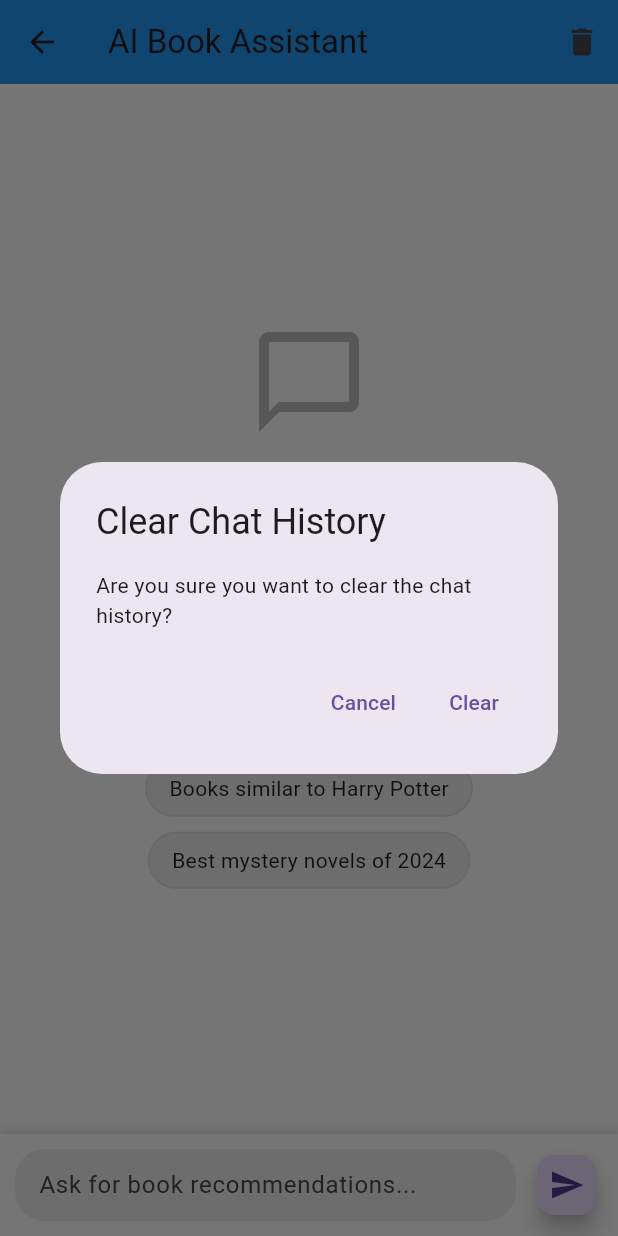
After one commit to skullhsn/AI-Powered-Book-Recommendation, a Flutter app: the ChatScreen screen opened by its route, after a tap on the "delete" icon, on a phone screen of 412 x 824 dp. The commit adds this screen. Run offline on Flutter 3.47's test engine with Material 3 defaults, Android fonts, the phone set to English and light mode, and no system bars; our stand-ins replace cloud_firestore, firebase_auth, firebase_core; accounts and stored records are empty.

Commit message:
Added AI assisstant

```diff
--- a/lib/book_detail_screen.dart
+++ b/lib/book_detail_screen.dart
@@ -3,6 +3,8 @@ import 'package:cloud_firestore/cloud_firestore.dart';
 import 'package:firebase_auth/firebase_auth.dart';
 
 class BookDetailScreen extends StatelessWidget {
+  const BookDetailScreen({super.key});
+
   @override
   Widget build(BuildContext context) {
     final book = ModalRoute.of(context)!.settings.arguments as Map;
--- /dev/null
+++ b/lib/chat_screen.dart
@@ -0,0 +1,457 @@
+import 'package:flutter/material.dart';
+import 'package:http/http.dart' as http;
+import 'dart:convert';
+import 'package:firebase_auth/firebase_auth.dart';
+import 'package:cloud_firestore/cloud_firestore.dart';
+
+class ChatScreen extends StatefulWidget {
+  @override
+  _ChatScreenState createState() => _ChatScreenState();
+}
+
+class _ChatScreenState extends State<ChatScreen> {
+  final TextEditingController _messageController = TextEditingController();
+  final ScrollController _scrollController = ScrollController();
+  bool _isLoading = false;
+  List<Map<String, dynamic>> _messages = [];
+
+  // DeepSeek API configuration
+  // Replace with your actual API key
+  final String _apiKey =
+      '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';
+  final String _apiUrl = 'https://api.deepseek.com/v1';
+
+  // Fallback to use if DeepSeek fails (this is a mock function)
+  Future<String> _getLocalResponse(String userMessage) async {
+    // Simple keyword-based response system as fallback
+    final userMessageLower = userMessage.toLowerCase();
+
+    if (userMessageLower.contains('recommend') ||
+        userMessageLower.contains('suggestion') ||
+        userMessageLower.contains('book')) {
+      return "I'd recommend checking out 'Project Hail Mary' by Andy Weir if you enjoy sci-fi, or 'The Lincoln Highway' by Amor Towles for literary fiction. Would you like more specific recommendations based on your interests?";
+    } else if (userMessageLower.contains('hello') ||
+        userMessageLower.contains('hi') ||
+        userMessageLower.contains('hey')) {
+      return "Hello! I'm your book recommendation assistant. I can help you find books based on your interests, genres you enjoy, or specific themes you're looking for. What kind of books do you enjoy reading?";
+    } else if (userMessageLower.contains('thank')) {
+      return "You're welcome! Feel free to ask if you need more book recommendations or have any questions about books.";
+    } else {
+      return "I'm here to help you find great books to read. Could you tell me what genres or themes you're interested in, or what kind of book you're looking for?";
+    }
+  }
+
+  @override
+  void initState() {
+    super.initState();
+    _loadChatHistory();
+  }
+
+  Future<void> _loadChatHistory() async {
+    final user = FirebaseAuth.instance.currentUser;
+    if (user != null) {
+      try {
+        final chatHistory =
+            await FirebaseFirestore.instance
+                .collection('users')
+                .doc(user.uid)
+                .collection('chat_history')
+                .orderBy('timestamp')
+                .get();
+
+        setState(() {
+          _messages =
+              chatHistory.docs
+                  .map(
+                    (doc) => {
+                      'content': doc['content'],
+                      'isUser': doc['isUser'],
+                      'timestamp': doc['timestamp'],
+                    },
+                  )
+                  .toList();
+        });
+      } catch (e) {
+        print('Error loading chat history: $e');
+        // Show a snackbar with the error
+        ScaffoldMessenger.of(
+          context,
+        ).showSnackBar(SnackBar(content: Text('Failed to load chat history')));
+      }
+    }
+  }
+
+  Future<void> _saveChatMessage(String message, bool isUser) async {
+    final user = FirebaseAuth.instance.currentUser;
+    if (user != null) {
+      try {
+        await FirebaseFirestore.instance
+            .collection('users')
+            .doc(user.uid)
+            .collection('chat_history')
+            .add({
+              'content': message,
+              'isUser': isUser,
+              'timestamp': FieldValue.serverTimestamp(),
+            });
+      } catch (e) {
+        print('Error saving chat message: $e');
+        // We don't show an error to the user here as it would disrupt the chat flow
+      }
+    }
+  }
+
+  Future<void> _sendMessage() async {
+    if (_messageController.text.trim().isEmpty) return;
+
+    final userMessage = _messageController.text;
+    _messageController.clear();
+
+    setState(() {
+      _messages.add({
+        'content': userMessage,
+        'isUser': true,
+        'timestamp': DateTime.now().millisecondsSinceEpoch,
+      });
+      _isLoading = true;
+    });
+
+    await _saveChatMessage(userMessage, true);
+    _scrollToBottom();
+
+    try {
+      // Try to get response from DeepSeek API
+      final response = await http
+          .post(
+            Uri.parse(_apiUrl),
+            headers: {
+              'Content-Type': 'application/json',
+              'Authorization': 'Bearer $_apiKey',
+            },
+            body: jsonEncode({
+              'model': 'deepseek-chat',
+              'messages': [
+                {
+                  'role': 'system',
+                  'content':
+                      'You are a helpful book recommendation assistant that helps users find books based on their interests and preferences. Provide specific book titles, authors, and brief descriptions of why the user might enjoy them.',
+                },
+                {'role': 'user', 'content': userMessage},
+              ],
+              'max_tokens': 500,
+            }),
+          )
+          .timeout(
+            Duration(seconds: 10),
+            onTimeout: () {
+              // If the request times out, throw an exception
+              throw TimeoutException('The request timed out');
+            },
+          );
+
+      String aiResponse;
+
+      if (response.statusCode == 200) {
+        try {
+          final data = jsonDecode(response.body);
+          aiResponse = data['choices'][0]['message']['content'];
+        } catch (e) {
+          print('Error parsing API response: $e');
+          print('Response body: ${response.body}');
+          // Fall back to local response
+          aiResponse = await _getLocalResponse(userMessage);
+        }
+      } else {
+        print('API error: ${response.statusCode} - ${response.body}');
+        // Fall back to local response
+        aiResponse = await _getLocalResponse(userMessage);
+      }
+
+      setState(() {
+        _messages.add({
+          'content': aiResponse,
+          'isUser': false,
+          'timestamp': DateTime.now().millisecondsSinceEpoch,
+        });
+        _isLoading = false;
+      });
+
+      await _saveChatMessage(aiResponse, false);
+      _scrollToBottom();
+    } catch (e) {
+      print('Exception during API call: $e');
+
+      // Get a fallback response
+      final fallbackResponse = await _getLocalResponse(userMessage);
+
+      setState(() {
+        _messages.add({
+          'content': fallbackResponse,
+          'isUser': false,
+          'timestamp': DateTime.now().millisecondsSinceEpoch,
+        });
+        _isLoading = false;
+      });
+
+      await _saveChatMessage(fallbackResponse, false);
+      _scrollToBottom();
+    }
+  }
+
+  void _scrollToBottom() {
+    WidgetsBinding.instance.addPostFrameCallback((_) {
+      if (_scrollController.hasClients) {
+        _scrollController.animateTo(
+          _scrollController.position.maxScrollExtent,
+          duration: Duration(milliseconds: 300),
+          curve: Curves.easeOut,
+        );
+      }
+    });
+  }
+
+  @override
+  Widget build(BuildContext context) {
+    return Scaffold(
+      appBar: AppBar(
+        title: Text('AI Book Assistant'),
+        actions: [
+          IconButton(
+            icon: Icon(Icons.delete),
+            onPressed: () {
+              showDialog(
+                context: context,
+                builder:
+                    (context) => AlertDialog(
+                      title: Text('Clear Chat History'),
+                      content: Text(
+                        'Are you sure you want to clear the chat history?',
+                      ),
+                      actions: [
+                        TextButton(
+                          child: Text('Cancel'),
+                          onPressed: () => Navigator.pop(context),
+                        ),
+                        TextButton(
+                          child: Text('Clear'),
+                          onPressed: () async {
+                            final user = FirebaseAuth.instance.currentUser;
+                            if (user != null) {
+                              try {
+                                final batch =
+                                    FirebaseFirestore.instance.batch();
+                                final chats =
+                                    await FirebaseFirestore.instance
+                                        .collection('users')
+                                        .doc(user.uid)
+                                        .collection('chat_history')
+                                        .get();
+
+                                for (final doc in chats.docs) {
+                                  batch.delete(doc.reference);
+                                }
+
+                                await batch.commit();
+                                setState(() {
+                                  _messages = [];
+                                });
+                                Navigator.pop(context);
+                              } catch (e) {
+                                print('Error clearing chat history: $e');
+                                ScaffoldMessenger.of(context).showSnackBar(
+                                  SnackBar(
+                                    content: Text(
+                                      'Failed to clear chat history',
+                                    ),
+                                  ),
+                                );
+                                Navigator.pop(context);
+                              }
+                            }
+                          },
+                        ),
+                      ],
+                    ),
+              );
+            },
+          ),
+        ],
+      ),
+      body: Column(
+        children: [
+          Expanded(
+            child:
+                _messages.isEmpty
+                    ? _buildWelcomeMessage()
+                    : ListView.builder(
+                      controller: _scrollController,
+                      padding: EdgeInsets.all(10),
+                      itemCount: _messages.length,
+                      itemBuilder: (context, index) {
+                        final message = _messages[index];
+                        return Align(
+                          alignment:
+                              message['isUser']
+                                  ? Alignment.centerRight
+                                  : Alignment.centerLeft,
+                          child: Container(
+                            margin: EdgeInsets.symmetric(vertical: 5),
+                            padding: EdgeInsets.all(12),
+                            decoration: BoxDecoration(
+                              color:
+                                  message['isUser']
+                                      ? Theme.of(context).primaryColor
+                                      : Colors.grey[300],
+                              borderRadius: BorderRadius.circular(15),
+                            ),
+                            constraints: BoxConstraints(
+                              maxWidth:
+                                  MediaQuery.of(context).size.width * 0.75,
+                            ),
+                            child: Text(
+                              message['content'],
+                              style: TextStyle(
+                                color:
+                                    message['isUser']
+                                        ? Colors.white
+                                        : Colors.black87,
+                              ),
+                            ),
+                          ),
+                        );
+                      },
+                    ),
+          ),
+          if (_isLoading)
+            Padding(
+              padding: EdgeInsets.all(8.0),
+              child: Row(
+                mainAxisAlignment: MainAxisAlignment.start,
+                children: [
+                  SizedBox(
+                    width: 20,
+                    height: 20,
+                    child: CircularProgressIndicator(strokeWidth: 2),
+                  ),
+                  SizedBox(width: 8),
+                  Text('Getting book recommendations...'),
+                ],
+              ),
+            ),
+          Container(
+            padding: EdgeInsets.all(10),
+            decoration: BoxDecoration(
+              color: Theme.of(context).scaffoldBackgroundColor,
+              boxShadow: [
+                BoxShadow(
+                  color: Colors.grey.withOpacity(0.3),
+                  spreadRadius: 1,
+                  blurRadius: 5,
+                  offset: Offset(0, -2),
+                ),
+              ],
+            ),
+            child: Row(
+              children: [
+                Expanded(
+                  child: TextField(
+                    controller: _messageController,
+                    decoration: InputDecoration(
+                      hintText: 'Ask for book recommendations...',
+                      border: OutlineInputBorder(
+                        borderRadius: BorderRadius.circular(20),
+                        borderSide: BorderSide.none,
+                      ),
+                      filled: true,
+                      fillColor: Colors.grey[200],
+                      contentPadding: EdgeInsets.all(12),
+                    ),
+                    minLines: 1,
+                    maxLines: 5,
+                    onSubmitted: (_) => _sendMessage(),
+                  ),
+                ),
+                SizedBox(width: 10),
+                FloatingActionButton(
+                  mini: true,
+                  onPressed: _sendMessage,
+                  child: Icon(Icons.send),
+                ),
+              ],
+            ),
+          ),
+        ],
+      ),
+    );
+  }
+
+  Widget _buildWelcomeMessage() {
+    return Center(
+      child: Column(
+        mainAxisAlignment: MainAxisAlignment.center,
+        children: [
+          Icon(Icons.chat_bubble_outline, size: 80, color: Colors.grey[400]),
+          SizedBox(height: 20),
+          Text(
+            'Welcome to AI Book Assistant',
+            style: TextStyle(fontSize: 20, fontWeight: FontWeight.bold),
+          ),
+          SizedBox(height: 10),
+          Padding(
+            padding: EdgeInsets.symmetric(horizontal: 40),
+            child: Text(
+              'Ask for book recommendations based on your interests, favorite authors, or genres you enjoy.',
+              textAlign: TextAlign.center,
+              style: TextStyle(color: Colors.grey[600]),
+            ),
+          ),
+          SizedBox(height: 30),
+          Padding(
+            padding: EdgeInsets.symmetric(horizontal: 40),
+            child: Text(
+              'Example questions:',
+              style: TextStyle(fontWeight: FontWeight.bold),
+            ),
+          ),
+          SizedBox(height: 10),
+          _buildExampleQuestionChip('Recommend sci-fi books like Dune'),
+          _buildExampleQuestionChip('Books similar to Harry Potter'),
+          _buildExampleQuestionChip('Best mystery novels of 2024'),
+        ],
+      ),
+    );
+  }
+
+  Widget _buildExampleQuestionChip(String question) {
+    return GestureDetector(
+      onTap: () {
+        _messageController.text = question;
+        _sendMessage();
+      },
+      child: Container(
+        margin: EdgeInsets.symmetric(vertical: 5),
+        padding: EdgeInsets.symmetric(horizontal: 15, vertical: 8),
+        decoration: BoxDecoration(
+          color: Colors.grey[200],
+          borderRadius: BorderRadius.circular(20),
+          border: Border.all(color: Colors.grey[300]!),
+        ),
+        child: Text(question),
+      ),
+    );
+  }
+
+  @override
+  void dispose() {
+    _messageController.dispose();
+    _scrollController.dispose();
+    super.dispose();
+  }
+}
+
+class TimeoutException implements Exception {
+  final String message;
+  TimeoutException(this.message);
+  @override
+  String toString() => message;
+}
--- a/lib/discussion_board_screen.dart
+++ b/lib/discussion_board_screen.dart
@@ -3,6 +3,8 @@ import 'package:cloud_firestore/cloud_firestore.dart';
 import 'package:firebase_auth/firebase_auth.dart';
 
 class DiscussionBoardScreen extends StatefulWidget {
+  const DiscussionBoardScreen({super.key});
+
   @override
   _DiscussionBoardScreenState createState() => _DiscussionBoardScreenState();
 }
@@ -26,8 +28,9 @@ class _DiscussionBoardScreenState extends State<DiscussionBoardScreen> {
                       .orderBy('timestamp', descending: true)
                       .snapshots(),
               builder: (context, AsyncSnapshot<QuerySnapshot> snapshot) {
-                if (!snapshot.hasData)
+                if (!snapshot.hasData) {
                   return Center(child: CircularProgressIndicator());
+                }
                 return ListView(
                   children:
                       snapshot.data!.docs.map((doc) {
--- a/lib/home_screen.dart
+++ b/lib/home_screen.dart
@@ -25,6 +25,15 @@ class HomeScreen extends StatelessWidget {
             onPressed: () => Navigator.pushNamed(context, '/reading_list'),
           ),
           IconButton(
+            icon: Icon(Icons.chat), // Add chat icon
+            onPressed:
+                () => Navigator.pushNamed(
+                  context,
+                  '/chat',
+                ), // Navigate to chat screen
+            tooltip: 'AI Chat Assistant',
+          ),
+          IconButton(
             icon: Icon(Icons.person),
             onPressed: () => Navigator.pushNamed(context, '/user_profile'),
           ),
@@ -47,7 +56,34 @@ class HomeScreen extends StatelessWidget {
                 .collection('recommended_books')
                 .snapshots(),
         builder: (context, AsyncSnapshot<QuerySnapshot> snapshot) {
-          if (!snapshot.hasData) return CircularProgressIndicator();
+          if (!snapshot.hasData)
+            return Center(child: CircularProgressIndicator());
+
+          if (snapshot.data!.docs.isEmpty) {
+            return Center(
+              child: Column(
+                mainAxisAlignment: MainAxisAlignment.center,
+                children: [
+                  Text(
+                    'No book recommendations yet!',
+                    style: TextStyle(fontSize: 18),
+                  ),
+                  SizedBox(height: 20),
+                  ElevatedButton.icon(
+                    icon: Icon(Icons.chat),
+                    label: Text('Chat with AI Assistant'),
+                    onPressed: () => Navigator.pushNamed(context, '/chat'),
+                  ),
+                  SizedBox(height: 10),
+                  Text(
+                    'Get personalized book recommendations',
+                    style: TextStyle(color: Colors.grey),
+                  ),
+                ],
+              ),
+            );
+          }
+
           return ListView(
             children:
                 snapshot.data!.docs.map((doc) {
@@ -66,6 +102,11 @@ class HomeScreen extends StatelessWidget {
           );
         },
       ),
+      floatingActionButton: FloatingActionButton(
+        onPressed: () => Navigator.pushNamed(context, '/chat'),
+        child: Icon(Icons.chat),
+        tooltip: 'Chat with AI Assistant',
+      ),
     );
   }
 }
--- a/lib/main.dart
+++ b/lib/main.dart
@@ -16,6 +16,7 @@ import 'submit_review_screen.dart';
 import 'discussion_board_screen.dart';
 import 'user_profile_screen.dart';
 import 'settings_screen.dart';
+import 'chat_screen.dart'; // Import the new chat screen
 
 void main() async {
   WidgetsFlutterBinding.ensureInitialized();
@@ -45,6 +46,7 @@ class BookRecommendationApp extends StatelessWidget {
               '/discussion_board': (context) => DiscussionBoardScreen(),
               '/user_profile': (context) => UserProfileScreen(),
               '/settings': (context) => SettingsScreen(),
+              '/chat': (context) => ChatScreen(), // Add the new route
             },
           );
         },
--- a/lib/reading_list_screen.dart
+++ b/lib/reading_list_screen.dart
@@ -3,6 +3,8 @@ import 'package:cloud_firestore/cloud_firestore.dart';
 import 'package:firebase_auth/firebase_auth.dart';
 
 class ReadingListScreen extends StatelessWidget {
+  const ReadingListScreen({super.key});
+
   @override
   Widget build(BuildContext context) {
     final user = FirebaseAuth.instance.currentUser;
@@ -17,8 +19,9 @@ class ReadingListScreen extends StatelessWidget {
                 .collection('reading_list')
                 .snapshots(),
         builder: (context, AsyncSnapshot<QuerySnapshot> snapshot) {
-          if (!snapshot.hasData)
+          if (!snapshot.hasData) {
             return Center(child: CircularProgressIndicator());
+          }
 
           var books = snapshot.data!.docs;
           var wantToRead =
--- a/lib/search_screen.dart
+++ b/lib/search_screen.dart
@@ -3,6 +3,8 @@ import 'package:http/http.dart' as http;
 import 'dart:convert';
 
 class SearchScreen extends StatefulWidget {
+  const SearchScreen({super.key});
+
   @override
   _SearchScreenState createState() => _SearchScreenState();
 }
--- a/lib/settings_screen.dart
+++ b/lib/settings_screen.dart
@@ -5,6 +5,8 @@ import 'package:provider/provider.dart';
 import 'theme_provider.dart';
 
 class SettingsScreen extends StatefulWidget {
+  const SettingsScreen({super.key});
+
   @override
   _SettingsScreenState createState() => _SettingsScreenState();
 }
--- a/lib/signin_screen.dart
+++ b/lib/signin_screen.dart
@@ -2,6 +2,8 @@ import 'package:flutter/material.dart';
 import 'package:firebase_auth/firebase_auth.dart';
 
 class SignInScreen extends StatefulWidget {
+  const SignInScreen({super.key});
+
   @override
   _SignInScreenState createState() => _SignInScreenState();
 }
--- a/lib/signup_screen.dart
+++ b/lib/signup_screen.dart
@@ -3,6 +3,8 @@ import 'package:firebase_auth/firebase_auth.dart';
 import 'package:cloud_firestore/cloud_firestore.dart';
 
 class SignUpScreen extends StatefulWidget {
+  const SignUpScreen({super.key});
+
   @override
   _SignUpScreenState createState() => _SignUpScreenState();
 }
--- a/lib/submit_review_screen.dart
+++ b/lib/submit_review_screen.dart
@@ -3,6 +3,8 @@ import 'package:cloud_firestore/cloud_firestore.dart';
 import 'package:firebase_auth/firebase_auth.dart';
 
 class SubmitReviewScreen extends StatefulWidget {
+  const SubmitReviewScreen({super.key});
+
   @override
   _SubmitReviewScreenState createState() => _SubmitReviewScreenState();
 }
--- a/lib/user_profile_screen.dart
+++ b/lib/user_profile_screen.dart
@@ -3,6 +3,8 @@ import 'package:cloud_firestore/cloud_firestore.dart';
 import 'package:firebase_auth/firebase_auth.dart';
 
 class UserProfileScreen extends StatefulWidget {
+  const UserProfileScreen({super.key});
+
   @override
   _UserProfileScreenState createState() => _UserProfileScreenState();
 }
```
Also changed, not shown: 9 other files.
